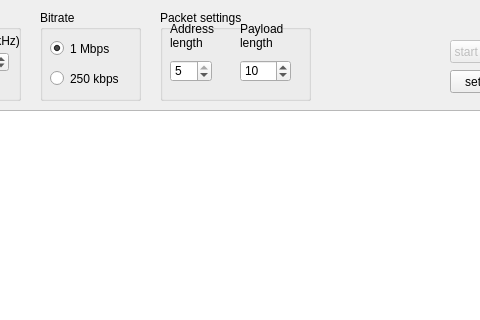
Before: the Qt Designer form xn297 decoder/xn297decoder.ui in goebish/XN297_dumper, drawn with Qt 5; both pictures show x 170 to 650 and y 0 to 320 of the 772 by 503 pixel window.
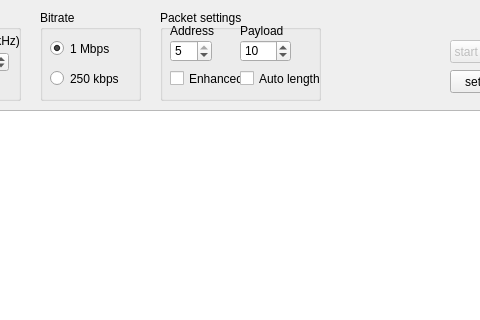
After: the same form once the commit is applied.

Commit message: Add enhanced packet mode

What changed in the file:
```diff
--- a/xn297 decoder/xn297decoder.ui
+++ b/xn297 decoder/xn297decoder.ui
@@ -25,7 +25,7 @@
      <rect>
       <x>330</x>
       <y>10</y>
-      <width>151</width>
+      <width>161</width>
       <height>91</height>
      </rect>
     </property>
@@ -36,7 +36,7 @@
      <property name="geometry">
       <rect>
        <x>10</x>
-       <y>50</y>
+       <y>30</y>
        <width>42</width>
        <height>22</height>
       </rect>
@@ -55,7 +55,7 @@
      <property name="geometry">
       <rect>
        <x>80</x>
-       <y>50</y>
+       <y>30</y>
        <width>51</width>
        <height>22</height>
       </rect>
@@ -76,12 +76,11 @@
        <x>10</x>
        <y>10</y>
        <width>47</width>
-       <height>31</height>
+       <height>21</height>
       </rect>
      </property>
      <property name="text">
-      <string>Address
-length</string>
+      <string>Address</string>
      </property>
     </widget>
     <widget class="QLabel" name="label_4">
@@ -90,12 +89,43 @@
        <x>80</x>
        <y>10</y>
        <width>47</width>
-       <height>31</height>
+       <height>21</height>
       </rect>
      </property>
      <property name="text">
-      <string>Payload
-length</string>
+      <string>Payload</string>
+     </property>
+    </widget>
+    <widget class="QCheckBox" name="checkBox_enhanced">
+     <property name="geometry">
+      <rect>
+       <x>10</x>
+       <y>60</y>
+       <width>71</width>
+       <height>17</height>
+      </rect>
+     </property>
+     <property name="toolTip">
+      <string>Enhanced packet mode</string>
+     </property>
+     <property name="text">
+      <string>Enhanced</string>
+     </property>
+    </widget>
+    <widget class="QCheckBox" name="checkBox_autoLength">
+     <property name="geometry">
+      <rect>
+       <x>80</x>
+       <y>60</y>
+       <width>81</width>
+       <height>17</height>
+      </rect>
+     </property>
+     <property name="toolTip">
+      <string>Packet length set in PCF</string>
+     </property>
+     <property name="text">
+      <string>Auto length</string>
      </property>
     </widget>
    </widget>
```
Left out of the diff: 6 changed lines with no effect on the pictures. The commit also changes 2 other files.
